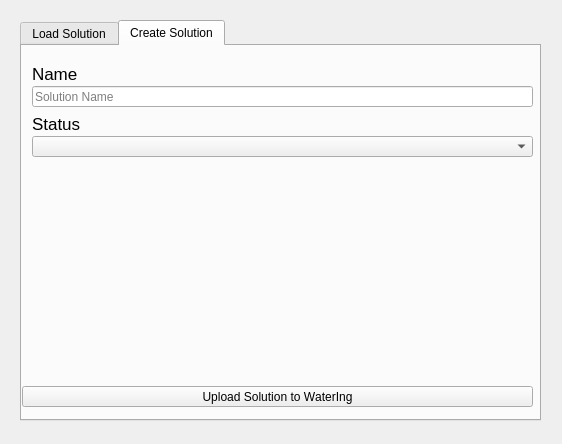
Qt form ui/watering_optimization_dialog.ui (Ingeniousware/QGISWaterIng) before a commit.
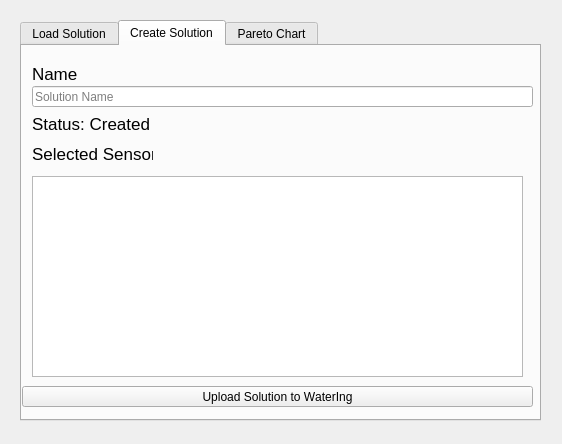
The same form after that commit.

Commit message: bug correction for load solution page, items without/not evaluated objects show normally

Patch:
```diff
--- a/ui/watering_optimization_dialog.ui
+++ b/ui/watering_optimization_dialog.ui
@@ -194,19 +194,48 @@
       </font>
      </property>
      <property name="text">
-      <string>Status</string>
+      <string>Status: Created</string>
      </property>
     </widget>
-    <widget class="QComboBox" name="status_box">
+    <widget class="QLabel" name="projectLabel_4">
+     <property name="enabled">
+      <bool>true</bool>
+     </property>
      <property name="geometry">
       <rect>
        <x>10</x>
-       <y>90</y>
-       <width>501</width>
-       <height>21</height>
+       <y>100</y>
+       <width>121</width>
+       <height>16</height>
       </rect>
      </property>
+     <property name="font">
+      <font>
+       <pointsize>13</pointsize>
+       <weight>50</weight>
+       <bold>false</bold>
+       <kerning>false</kerning>
+      </font>
+     </property>
+     <property name="text">
+      <string>Selected Sensors</string>
+     </property>
     </widget>
+    <widget class="QTableView" name="tableView_2">
+     <property name="geometry">
+      <rect>
+       <x>10</x>
+       <y>130</y>
+       <width>491</width>
+       <height>201</height>
+      </rect>
+     </property>
+    </widget>
+   </widget>
+   <widget class="QWidget" name="tab">
+    <attribute name="title">
+     <string>Pareto Chart</string>
+    </attribute>
    </widget>
   </widget>
  </widget>
```
The commit also changes 1 other file.
